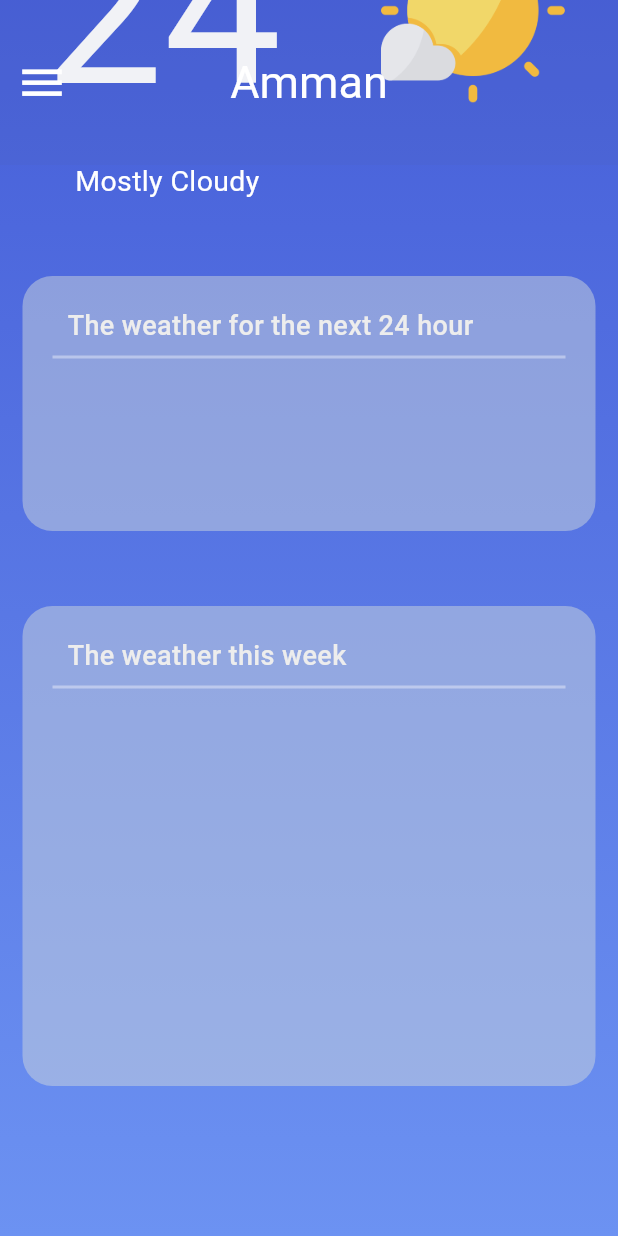
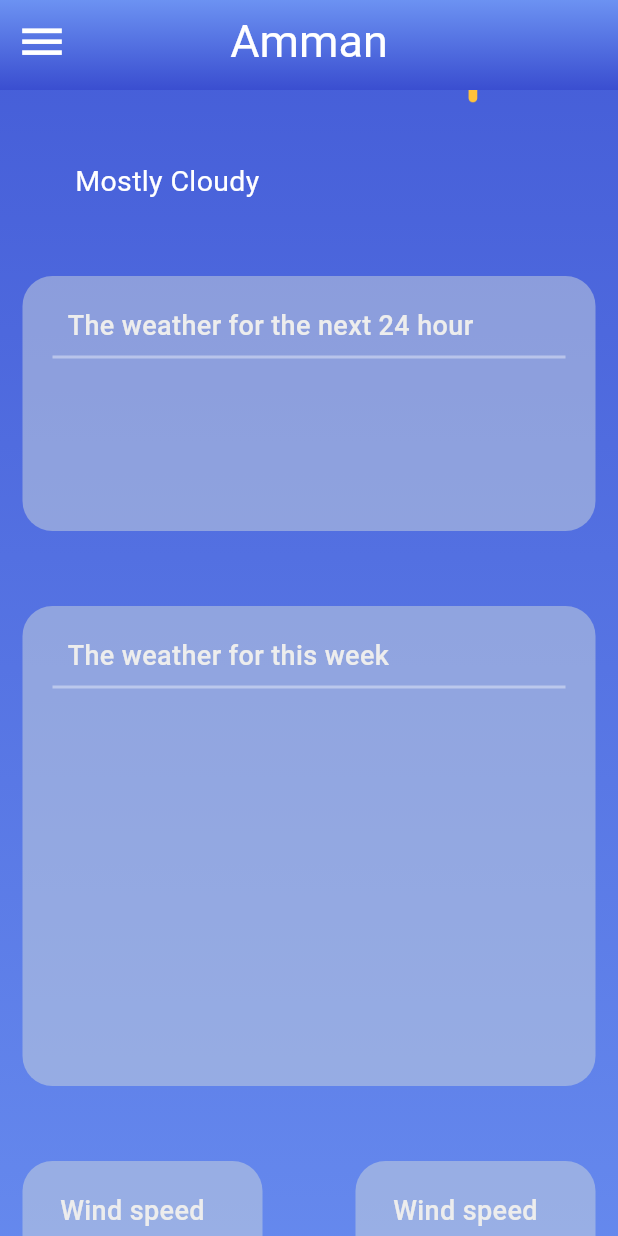
Before and after one commit to WeatherProjectInFlutter/WeatherApp, a Flutter app: the screen it shows after launch, scrolled down 263 dp, on a phone screen of 412 x 824 dp. Run offline on Flutter 3.47's test engine with Material 3 defaults, Android fonts, the phone set to English and light mode, and no system bars.

Commit message:
wind speed and sea level block

```diff
--- a/local_weather_app/lib/main.dart
+++ b/local_weather_app/lib/main.dart
@@ -15,14 +15,24 @@ class MyApp extends StatelessWidget {
         theme: ThemeData(
           colorScheme: ColorScheme.fromSeed(
               seedColor: const Color.fromARGB(255, 64, 89, 188)),
+          //  primarySwatch: Colors.blue,
           useMaterial3: true,
         ),
         home: Scaffold(
             extendBodyBehindAppBar:
                 true, // Allows the body to extend behind the AppBar, to make body&appbar in the same color without borders
-            appBar: AppBar(
-              backgroundColor:
-                  Colors.transparent, // Makes the AppBar transparent
+            appBar:
+
+                /*AppBar(
+
+
+
+
+              backgroundColor:Colors.transparent,
+                   // Makes the AppBar transparent
+
+
+
               elevation: 0, // Removes the shadow under the AppBar
               toolbarHeight: 110,
               centerTitle: true,
@@ -30,6 +40,10 @@ class MyApp extends StatelessWidget {
                 "Amman",
                 style: TextStyle(fontSize: 30, color: Colors.white),
               ),
+
+
+
+
               leading: IconButton(
                   //this leading make the icon placed in the left
                   onPressed: () {},
@@ -38,12 +52,50 @@ class MyApp extends StatelessWidget {
                     color: Colors.white,
                     size: 35,
                   )),
-            ),
+
+
+
+
+
+
+
+
+
+
+            ),*/
+                PreferredSize(
+                    preferredSize: Size.fromHeight(60.0),
+                    child: AppBar(
+                      title: Text(
+                        "Amman",
+                        style: TextStyle(fontSize: 30, color: Colors.white),
+                      ),
+                      centerTitle: true,
+                      leading: IconButton(
+                          onPressed: () => {},
+                          icon: const Icon(
+                            Icons.menu,
+                            color: Colors.white,
+                            size: 35,
+                          )),
+                      flexibleSpace: Container(
+                        decoration: const BoxDecoration(
+                            gradient: LinearGradient(
+                          begin: Alignment.bottomCenter,
+                          end: Alignment.topCenter,
+                          colors: [
+                            Color(0xFF3A4ED0), // Start color (blue)
+                            Color(0xFF6C92F2), // End color (lighter blue)
+                          ],
+                        )),
+                      ),
+                    )),
             body: SingleChildScrollView(
               child: Container(
                 padding: const EdgeInsets.only(
                     top: 170,
-                    bottom: 100), // Prevents content from overlapping the AppBar
+                    bottom:
+                        100), // Prevents content from overlapping the AppBar
 
                 //All the code till the end of box decoration is for make the background as a gradient
                 decoration: const BoxDecoration(
@@ -58,23 +110,11 @@ class MyApp extends StatelessWidget {
                 ),
                 child: Column(
                   children: [
-                    Row(
-                      children: [
-                        const Padding(padding: EdgeInsets.only(left: 30)),
-                        const Text(
-                          "24°",
-                          style: TextStyle(
-                            color: Colors.white,
-                            fontSize: 140,
-                          ),
-                        ),
-                        Container(
-                          padding: const EdgeInsets.only(left: 5),
-                          child: Image.asset("Materials/sunny.png",
-                              width: 140, height: 140),
-                        )
-                      ],
-                    ),
+
+                    //The current weather widget :
+                    CurrentWeatherSection(),
+
+
                     const Row(
                       children: [
                         Padding(padding: EdgeInsets.only(left: 50)),
@@ -84,10 +124,17 @@ class MyApp extends StatelessWidget {
                         )
                       ],
                     ),
+
+
+
+
                     //This block is for the today weather (over 24 hour)
-                    TodayWeaterWindow(),
+                    const TodayWeaterWindow(),
+
                     //this block is for the weekly weather (7 days)
-                    WeekWeatherBlock()
+                    const WeekWeatherBlock(),
+
+                    const WindSpeedAndSeaLevel(),
                   ],
                 ),
               ),
@@ -115,7 +162,6 @@ class TodayWeaterWindow extends StatelessWidget {
           Padding(
             padding: EdgeInsets.fromLTRB(10.0, 0, 0, 0),
             child: Row(
-
               children: [
                 Text(
                   "The weather for the next 24 hour",
@@ -158,7 +204,7 @@ class WeekWeatherBlock extends StatelessWidget {
             child: Row(
               children: [
                 Text(
-                  "The weather this week",
+                  "The weather for this week",
                   style: TextStyle(
                       fontSize: 18,
                       fontWeight: FontWeight.w500,
@@ -176,3 +222,119 @@ class WeekWeatherBlock extends StatelessWidget {
     );
   }
 }
+
+class WindSpeedAndSeaLevel extends StatelessWidget {
+  const WindSpeedAndSeaLevel({super.key});
+
+  @override
+  Widget build(BuildContext context) {
+    return const Row(
+      mainAxisAlignment: MainAxisAlignment.spaceBetween,
+      children: [WindSpeed(), SeaLevel()],
+    );
+  }
+}
+
+class WindSpeed extends StatelessWidget {
+  const WindSpeed({super.key});
+
+  @override
+  Widget build(BuildContext context) {
+    return Container(
+      width: 160,
+      margin: const EdgeInsets.fromLTRB(15, 50, 15, 0),
+      padding: const EdgeInsets.all(20),
+      height: 130,
+      decoration: BoxDecoration(
+          color: const Color.fromARGB(124, 207, 216, 220),
+          borderRadius: BorderRadius.circular(20)),
+      child: const Column(
+        crossAxisAlignment: CrossAxisAlignment.start,
+        children: [
+          Padding(
+            padding: EdgeInsets.fromLTRB(5.0, 0, 0, 0),
+            child: Row(
+              children: [
+                Text(
+                  "Wind speed",
+                  style: TextStyle(
+                      fontSize: 18,
+                      fontWeight: FontWeight.w500,
+                      color: Color.fromARGB(255, 237, 237, 237)),
+                )
+              ],
+            ),
+          ),
+          Divider(
+            color: Colors.white38,
+            thickness: 2.0,
+          )
+        ],
+      ),
+    );
+  }
+}
+
+class SeaLevel extends StatelessWidget {
+  const SeaLevel({super.key});
+
+  @override
+  Widget build(BuildContext context) {
+    return Container(
+      width: 160,
+      margin: const EdgeInsets.fromLTRB(15, 50, 15, 0),
+      padding: const EdgeInsets.all(20),
+      height: 130,
+      decoration: BoxDecoration(
+          color: const Color.fromARGB(124, 207, 216, 220),
+          borderRadius: BorderRadius.circular(20)),
+      child: const Column(
+        crossAxisAlignment: CrossAxisAlignment.start,
+        children: [
+          Padding(
+            padding: EdgeInsets.fromLTRB(5.0, 0, 0, 0),
+            child: Row(
+              children: [
+                Text(
+                  "Wind speed",
+                  style: TextStyle(
+                      fontSize: 18,
+                      fontWeight: FontWeight.w500,
+                      color: Color.fromARGB(255, 237, 237, 237)),
+                )
+              ],
+            ),
+          ),
+          Divider(
+            color: Colors.white38,
+            thickness: 2.0,
+          )
+        ],
+      ),
+    );
+  }
+}
+
+class CurrentWeatherSection extends StatelessWidget {
+  const CurrentWeatherSection({super.key});
+
+  @override
+  Widget build(BuildContext context) {
+    return Row(
+      children: [
+        const Padding(padding: EdgeInsets.only(left: 30)),
+        const Text(
+          "24°",
+          style: TextStyle(
+            color: Colors.white,
+            fontSize: 140,
+          ),
+        ),
+        Container(
+          padding: const EdgeInsets.only(left: 5),
+          child: Image.asset("Materials/sunny.png", width: 140, height: 140),
+        )
+      ],
+    );
+  }
+}
```
